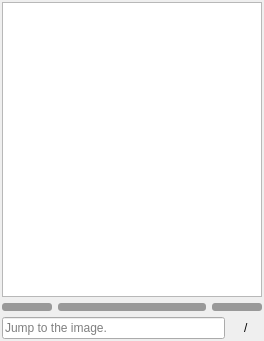
The window that ISAT/ui/file_dock.ui (yatengLG/ISAT_with_segment_anything) describes before a commit, drawn with Qt 5.
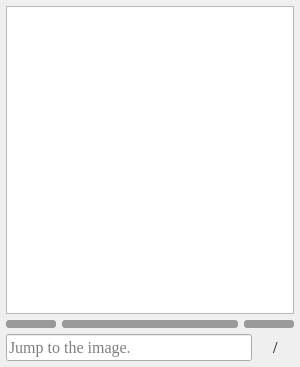
The same window after the commit.

Patch:
```diff
--- a/ISAT/ui/file_dock.ui
+++ b/ISAT/ui/file_dock.ui
@@ -6,10 +6,16 @@
    <rect>
     <x>0</x>
     <y>0</y>
-    <width>264</width>
-    <height>341</height>
+    <width>300</width>
+    <height>367</height>
    </rect>
   </property>
+  <property name="font">
+   <font>
+    <family>Times New Roman</family>
+    <pointsize>12</pointsize>
+   </font>
+  </property>
   <property name="windowTitle">
    <string>Form</string>
   </property>
@@ -18,16 +24,16 @@
     <number>0</number>
    </property>
    <property name="leftMargin">
-    <number>2</number>
+    <number>6</number>
    </property>
    <property name="topMargin">
-    <number>2</number>
+    <number>6</number>
    </property>
    <property name="rightMargin">
-    <number>2</number>
+    <number>6</number>
    </property>
    <property name="bottomMargin">
-    <number>2</number>
+    <number>6</number>
    </property>
    <item>
     <widget class="QListWidget" name="listWidget"/>
```
